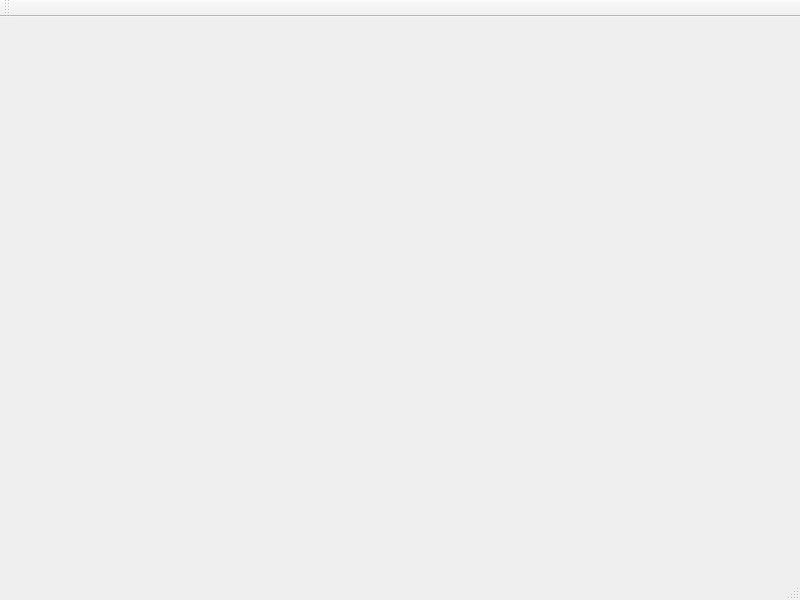
This is qt/CanMaster/canmaster.ui in root-93/CAN-Master as Qt 5 draws it before an edit. The edited form follows.
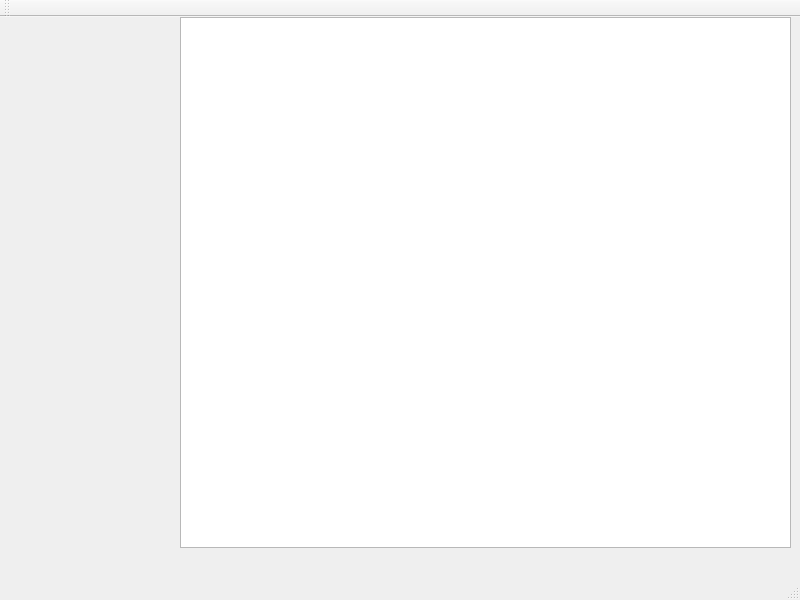
This is the edited form.

What changed in the file:
```diff
--- a/qt/CanMaster/canmaster.ui
+++ b/qt/CanMaster/canmaster.ui
@@ -13,7 +13,34 @@
   <property name="windowTitle">
    <string>CanMaster</string>
   </property>
-  <widget class="QWidget" name="centralwidget"/>
+  <widget class="QWidget" name="centralwidget">
+   <widget class="QWidget" name="horizontalLayoutWidget">
+    <property name="geometry">
+     <rect>
+      <x>0</x>
+      <y>0</y>
+      <width>181</width>
+      <height>531</height>
+     </rect>
+    </property>
+    <layout class="QHBoxLayout" name="horizontalLayout"/>
+   </widget>
+   <widget class="QWidget" name="horizontalLayoutWidget_2">
+    <property name="geometry">
+     <rect>
+      <x>180</x>
+      <y>0</y>
+      <width>611</width>
+      <height>531</height>
+     </rect>
+    </property>
+    <layout class="QHBoxLayout" name="horizontalLayout_2">
+     <item>
+      <widget class="QListView" name="lvData"/>
+     </item>
+    </layout>
+   </widget>
+  </widget>
   <widget class="QMenuBar" name="menubar">
    <property name="geometry">
     <rect>
```
